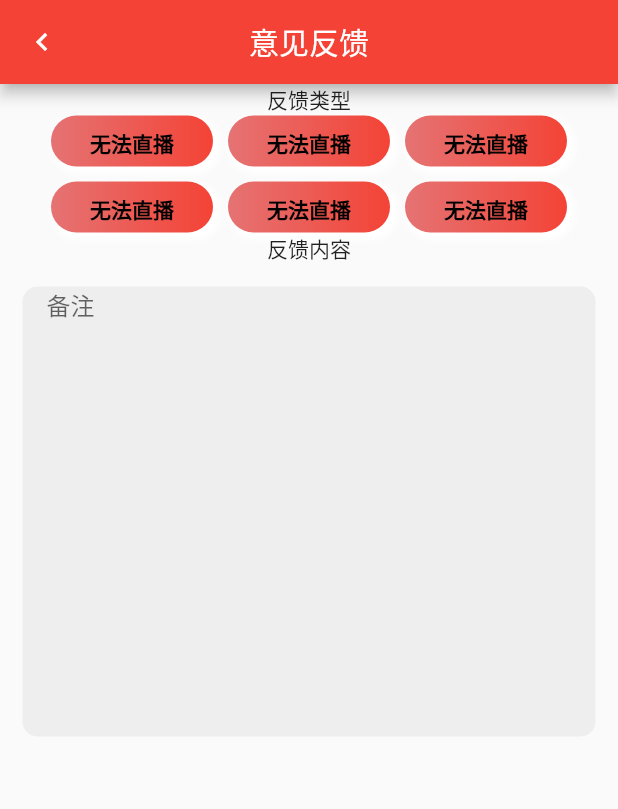
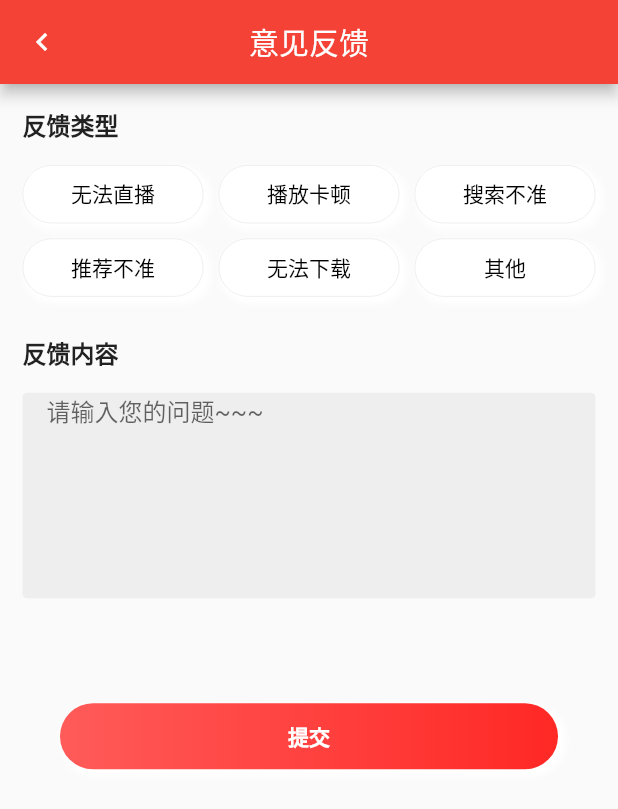
Before and after one commit to 2803404074/FlutterApp, a Flutter app: the FeedbackPage screen opened directly, on a phone screen of 412 x 824 dp. Shown: the top 809 px of the screen. Run offline on Flutter 3.47's test engine with Material 2 defaults, Android fonts, the phone set to English and light mode, and no system bars; our stand-ins replace dio, flutter_swiper, shared_preferences; missing offline and left inert: fijkplayer; accounts and stored records are empty; network calls fail.

```diff
--- a/lib/pages/feedback_page.dart
+++ b/lib/pages/feedback_page.dart
@@ -18,11 +18,11 @@ class _FeedbackPageState extends State<FeedbackPage> {
     // TODO: implement initState
     super.initState();
     checkList.add(CheckMo("无法直播", false));
-    checkList.add(CheckMo("无法直播", false));
-    checkList.add(CheckMo("无法直播", false));
-    checkList.add(CheckMo("无法直播", false));
-    checkList.add(CheckMo("无法直播", false));
-    checkList.add(CheckMo("无法直播", false));
+    checkList.add(CheckMo("播放卡顿", false));
+    checkList.add(CheckMo("搜索不准", false));
+    checkList.add(CheckMo("推荐不准", false));
+    checkList.add(CheckMo("无法下载", false));
+    checkList.add(CheckMo("其他", false));
   }
 
   @override
@@ -34,39 +34,59 @@ class _FeedbackPageState extends State<FeedbackPage> {
           centerTitle: true,
           title: Text("意见反馈"),
         ),
-          body: Column(
+        body: SingleChildScrollView(
+          physics: NeverScrollableScrollPhysics(),
+          child: GestureDetector(
+            behavior: HitTestBehavior.translucent,
+            onTap: () {
+              FocusScope.of(context).requestFocus(FocusNode());
+            },
+            child: Column(
               children: <Widget>[
-              Text("反馈类型"),
                 Container(
-                margin: EdgeInsets.only(left: 15, right: 15),
-                alignment: Alignment.center,
-                // color: Colors.red,
-                child: Wrap(
-                  spacing: 10,
-                  runSpacing: 10,
-                  alignment: WrapAlignment.center,
-                  children: <Widget>[
-                    _buttonOptions(checkList[0], 0),
-                    _buttonOptions(checkList[1], 1),
-                    _buttonOptions(checkList[2], 2),
-                    _buttonOptions(checkList[3], 3),
-                    _buttonOptions(checkList[4], 4),
-                    _buttonOptions(checkList[5], 5),
-                  ],
+                  margin: EdgeInsets.only(left: 15, top: 15),
+                  alignment: Alignment.topLeft,
+                  child: Text("反馈类型",
+                      style:
+                          TextStyle(fontSize: 16, fontWeight: FontWeight.w600)),
+                ),
+                Container(
+                  margin: EdgeInsets.only(top: 15, left: 15, right: 15),
+                  child: GridView.builder(
+                      padding: EdgeInsets.all(0.0),
+                      itemCount: 6,
+                      shrinkWrap: true,
+                      physics: NeverScrollableScrollPhysics(),
+                      gridDelegate: SliverGridDelegateWithFixedCrossAxisCount(
+                        crossAxisCount: 3, //横向item数量
+                        crossAxisSpacing: 10.0, //水平距离
+                        mainAxisSpacing: 10.0, //垂直距离
+                        childAspectRatio: 3.1,
+                      ),
+                      itemBuilder: (context, index) {
+                        return _buttonOptions(checkList[index], index);
+                      }),
+                ),
+                Container(
+                  alignment: Alignment.topLeft,
+                  margin: EdgeInsets.only(left: 15, top: 25),
+                  child: Text(
+                    "反馈内容",
+                    style: TextStyle(fontSize: 16, fontWeight: FontWeight.w600),
                   ),
                 ),
-              Text("反馈内容"),
+                // 反馈内容
                 GestureDetector(
                   child: Container(
                     width: double.infinity,
                     margin: EdgeInsets.all(15),
                     constraints: BoxConstraints(
-                    maxHeight: 300.0,
-                    minHeight: 300.0,
+                      maxHeight: 137.0,
+                      minHeight: 137.0,
                     ),
                     decoration: BoxDecoration(
                         color: Colors.grey[200],
-                      borderRadius: BorderRadius.all(Radius.circular(10))),
+                        borderRadius: BorderRadius.all(Radius.circular(3))),
                     padding: EdgeInsets.only(
                         left: 16.0, right: 16.0, top: 0, bottom: 4.0),
                     child: TextField(
@@ -76,16 +96,34 @@ class _FeedbackPageState extends State<FeedbackPage> {
                       keyboardType: TextInputType.multiline,
                       autofocus: false,
                       decoration: InputDecoration.collapsed(
-                      hintText: "备注",
+                        hintText: "请输入您的问题~~~",
                       ),
                     ),
                   ),
                   onTap: () {
                     _focusNodePassWord.requestFocus();
                   },
+                ),
+                Container(
+                  margin: EdgeInsets.only(left: 40, right: 40, top: 55),
+                  child: GradientButton(
+                    child: Text(
+                      "提交",
+                      style: TextStyle(fontSize: 14),
+                    ),
+                    height: 44,
+                    colors: [
+                      Color.fromRGBO(255, 91, 89, 1),
+                      Color.fromRGBO(255, 40, 37, 1)
+                    ],
+                    borderRadius: BorderRadius.circular(22),
+                  ),
                 )
               ],
-          )),
+            ),
+          ),
+        ),
+      ),
     );
   }
 
@@ -98,18 +136,23 @@ class _FeedbackPageState extends State<FeedbackPage> {
           },
           child: Text(
             checkMo.text,
-            style: TextStyle(fontSize: 14, color: Colors.black),
+            style: TextStyle(
+                fontSize: 14,
+                color: Colors.black,
+                fontWeight:
+                    checkMo.isCheck ? FontWeight.w500 : FontWeight.w300),
           ),
-          width: 108,
-          height: 34,
-          borderRadius: BorderRadius.circular(17),
+          // width: 108,
+          // height: 34,
+          border: Border.all(
+              width: 0.5,
+              color: checkMo.isCheck
+                  ? Colors.white
+                  : Color.fromRGBO(234, 234, 234, 1)),
+          borderRadius: BorderRadius.circular(20),
           colors: [
-            checkMo.isCheck
-                ? Color.fromRGBO(251, 214, 138, 1)
-                : Colors.red[300],
-            checkMo.isCheck
-                ? Color.fromRGBO(236, 173, 109, 1)
-                : Colors.red[500],
+            checkMo.isCheck ? Color.fromRGBO(251, 214, 138, 1) : Colors.white,
+            checkMo.isCheck ? Color.fromRGBO(236, 173, 109, 1) : Colors.white,
           ],
         ),
       );
--- a/lib/widget/GradientButton.dart
+++ b/lib/widget/GradientButton.dart
@@ -13,6 +13,7 @@ class GradientButton extends StatelessWidget {
     this.height,
     this.onPressed,
     this.borderRadius,
+    this.border,
     @required this.child,
   });
 
@@ -25,6 +26,7 @@ class GradientButton extends StatelessWidget {
 
   final Widget child;
   final BorderRadius borderRadius;
+  final Border border;
 
   //阴影颜色
   Color shadow;
@@ -44,6 +46,7 @@ class GradientButton extends StatelessWidget {
       decoration: BoxDecoration(
           gradient: LinearGradient(colors: _colors),
           borderRadius: borderRadius,
+          border: border,
           backgroundBlendMode: BlendMode.srcOver,
           // 阴影的设置
           boxShadow: [
```
Also changed, not shown: 2 other files. Lines whose indentation alone changed are shown as unchanged.
